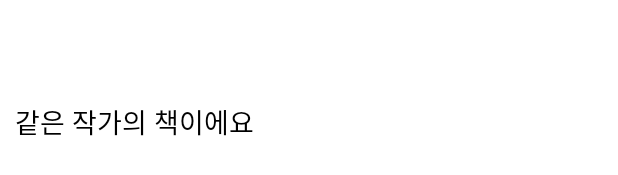
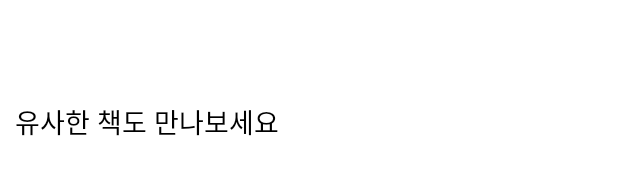
Before and after one commit to moonyy7012/Book_Love_Project, an Android app: the layout activity_detail.xml on its own in the app's theme, with its tools: preview values and no code run, on a phone screen of 412 x 824 dp. Shown: the part 461-636 px from the top of the screen. Run offline under Robolectric (Android 15) with nearby library versions, the phone set to English and light mode, and no system bars; network calls fail.

Commit message:
도서 메인 화면 완료

```diff
--- a/BookLoveAndroid/app/src/main/res/values/strings.xml
+++ b/BookLoveAndroid/app/src/main/res/values/strings.xml
@@ -50,7 +50,7 @@
     <string name="Home">홈</string>
     <string name="Detail">도서 상세</string>
     <string name="link_title">구매링크 : </string>
-    <string name="similar_header">같은 작가의 책이에요</string>
+    <string name="similar_header">유사한 책도 만나보세요</string>
     <string name="AppName">부끄럽</string>
     <string name="login_text">로그인</string>
     <string name="AppNameEng">BookLove</string>
```
